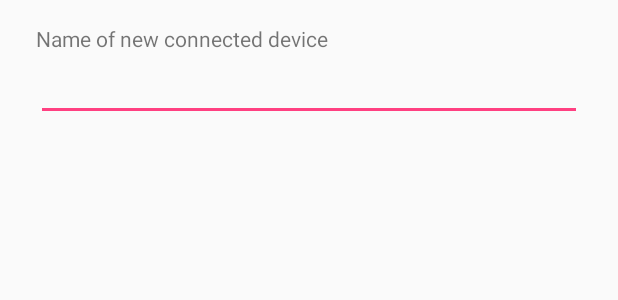
After one commit to KingsleyNguyenNTU/ChromeRemoteController, an Android app: the layout input_pc_name_dialog.xml on its own in the app's theme, with its tools: preview values and no code run, on a phone screen of 412 x 824 dp. The commit adds this screen. Shown: the top 300 px of the screen. Run offline under Robolectric (Android 15) with nearby library versions, the phone set to English and light mode, and no system bars.

Commit message:
insert new connected device record into DB after reading QR code

```diff
--- a/app/src/main/java/com/mkhoi/chromeremotecontroller/MainViewModel.kt
+++ b/app/src/main/java/com/mkhoi/chromeremotecontroller/MainViewModel.kt
@@ -4,6 +4,7 @@ import android.arch.lifecycle.LiveData
 import android.arch.lifecycle.MutableLiveData
 import android.arch.lifecycle.ViewModel
 import android.arch.lifecycle.ViewModelProvider
+import android.content.Context
 import com.mkhoi.chromeremotecontroller.database.PCEntity
 
 
@@ -11,7 +12,12 @@ class MainViewModel(private val repository: MainRepository): ViewModel() {
     val connectedPCs : LiveData<List<PCEntity>> = repository.getAllConnectedPCs()
     val selectedPC: MutableLiveData<PCEntity?> = MutableLiveData()
 
+    fun updateSelectedPc(context: Context, pcName: String, selectedTokenId: String){
+        repository.updateSelectedPCByTokenId(context, pcName, selectedTokenId, selectedPC)
+    }
+
     class Factory : ViewModelProvider.NewInstanceFactory() {
+        @Suppress("UNCHECKED_CAST")
         override fun <T : ViewModel> create(modelClass: Class<T>): T {
             return MainViewModel(MyApp.component.mainRepository) as T
         }
--- a/app/src/main/java/com/mkhoi/chromeremotecontroller/database/PCDao.kt
+++ b/app/src/main/java/com/mkhoi/chromeremotecontroller/database/PCDao.kt
@@ -16,4 +16,7 @@ interface PCDao {
 
     @Query("select * from PCEntity")
     fun getAll(): LiveData<List<PCEntity>>
+
+    @Query("select * from PCEntity where tokenId = :tokenId")
+    fun getPCByToken(tokenId: String): PCEntity?
 }
--- /dev/null
+++ b/app/src/main/res/layout/input_pc_name_dialog.xml
@@ -0,0 +1,26 @@
+<?xml version="1.0" encoding="utf-8"?>
+<LinearLayout xmlns:android="http://schemas.android.com/apk/res/android"
+    android:orientation="vertical"
+    android:layout_width="match_parent"
+    android:layout_height="match_parent">
+
+    <TextView
+        android:id="@+id/input_pc_name_msg"
+        android:layout_width="match_parent"
+        android:layout_height="wrap_content"
+        android:layout_marginTop="16dp"
+        android:layout_marginRight="24dp"
+        android:layout_marginLeft="24dp"
+        android:labelFor="@id/input_pc_name_edit_text"
+        android:text="@string/input_pc_name_msg_dialog"/>
+
+    <EditText
+        android:id="@+id/input_pc_name_edit_text"
+        android:layout_width="match_parent"
+        android:layout_height="wrap_content"
+        android:layout_marginRight="24dp"
+        android:layout_marginLeft="24dp"
+        android:importantForAutofill="no"
+        android:inputType="text" />
+
+</LinearLayout>
--- a/app/src/main/res/values/strings.xml
+++ b/app/src/main/res/values/strings.xml
@@ -9,4 +9,7 @@
     <string name="no_connected_pc_msg_dialog">There\'s no connected devices yet. Adding new one to start remote controlling.</string>
     <string name="no_camera_permission">Without camera permission, this app won\'t be able to run.</string>
     <string name="retry_btn_label">Retry</string>
+    <string name="ok_btn_label">OK</string>
+    <string name="input_pc_name_title_dialog">Device Name</string>
+    <string name="input_pc_name_msg_dialog">Name of new connected device</string>
 </resources>
```
Also changed, not shown: app/src/main/java/com/mkhoi/chromeremotecontroller/MainActivity.kt (+34 -1 lines), app/src/main/java/com/mkhoi/chromeremotecontroller/MainRepository.kt (+21 -0 lines), app/src/main/java/com/mkhoi/chromeremotecontroller/database/BackgroundAsyncTask.kt (added, +20 -0 lines), app/src/main/java/com/mkhoi/chromeremotecontroller/qrcode/QRCodeReaderActivity.kt (+9 -0 lines).
